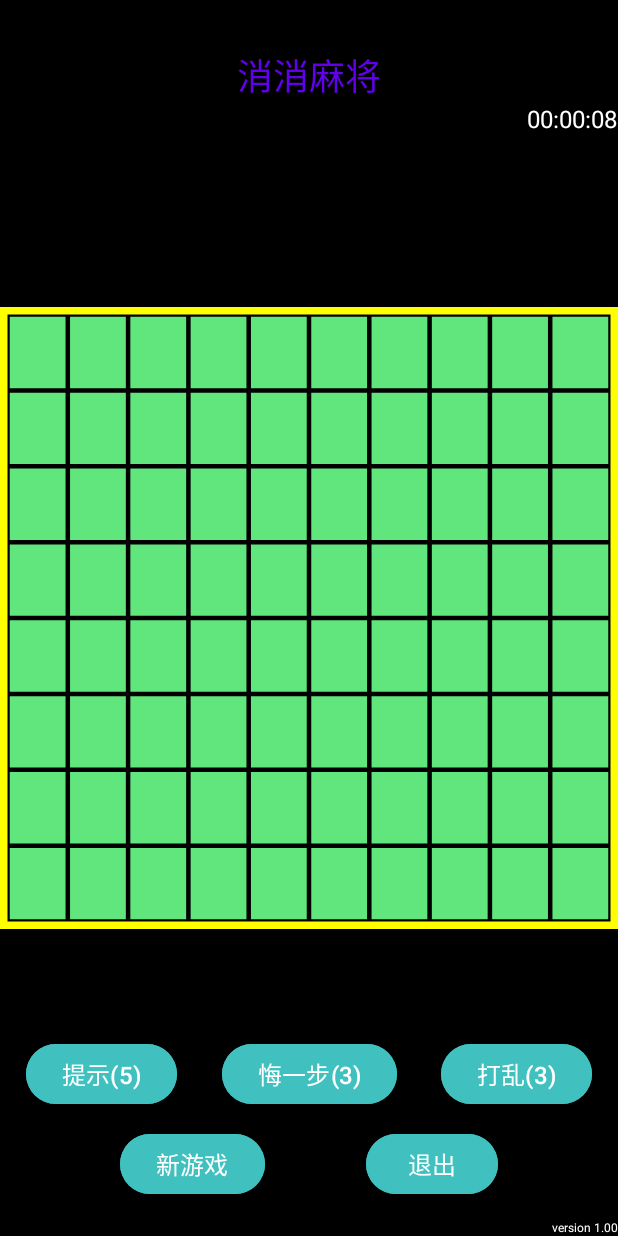
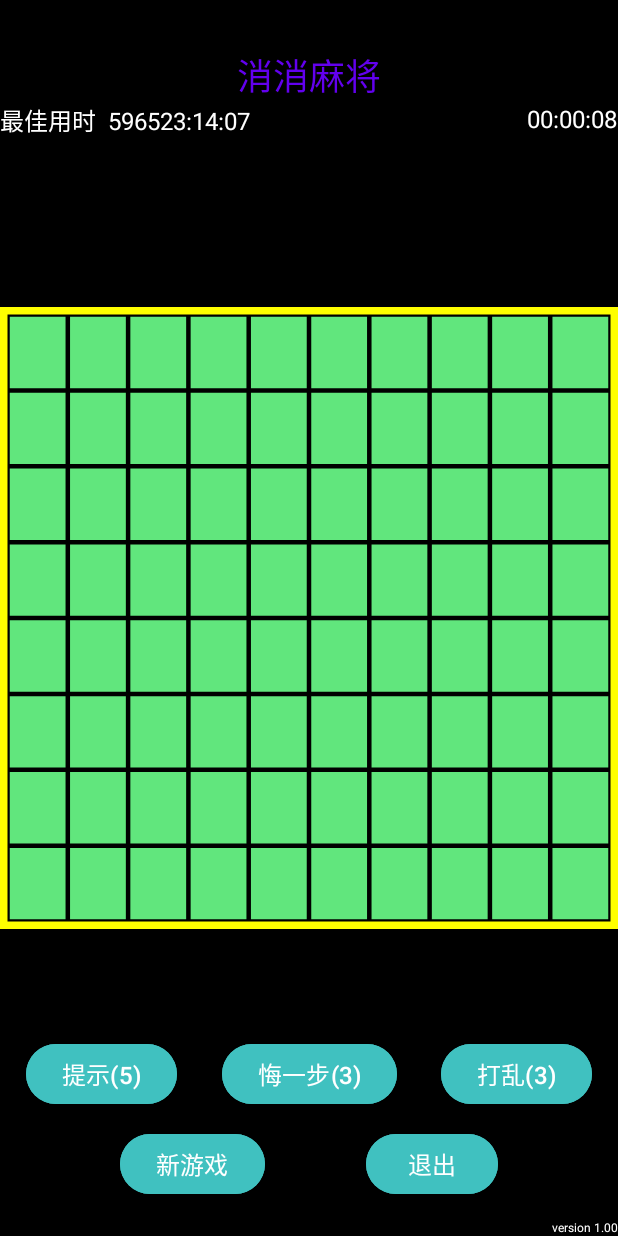
Before and after one commit to bas008/majiang, an Android app: the screen it shows after launch (MainActivity), on a phone screen of 412 x 824 dp. Run offline under Robolectric (Android 15) with nearby library versions, the phone set to English and light mode, and no system bars.

Commit message:
增加TextView besttime

```diff
--- a/app/src/main/java/com/example/majiang/MainActivity.kt
+++ b/app/src/main/java/com/example/majiang/MainActivity.kt
@@ -158,6 +158,7 @@ class MainActivity : AppCompatActivity() {
         })
         prefs = getSharedPreferences(PREF_NAME, Context.MODE_PRIVATE)
         bastTime = getBestTime()
+        findViewById<TextView>(R.id.besttime).text = "最佳用时  "+formatSecond(bastTime)
         timer.start()
     }
     private fun formatSecond(seconds: Int):String{
--- a/app/src/main/res/layout/activity_main.xml
+++ b/app/src/main/res/layout/activity_main.xml
@@ -193,4 +193,13 @@
             android:textSize="16sp"
             app:layout_constraintTop_toBottomOf="@id/title"
             app:layout_constraintRight_toRightOf="parent" />
+        <TextView
+            android:id="@+id/besttime"
+            android:layout_width="wrap_content"
+            android:layout_height="wrap_content"
+            android:text="最佳用时  00:00:00"
+            android:textColor="@android:color/white"
+            android:textSize="16sp"
+            app:layout_constraintTop_toBottomOf="@id/title"
+            app:layout_constraintLeft_toLeftOf="parent" />
 </androidx.constraintlayout.widget.ConstraintLayout>
```
Also changed, not shown: 2 other files.
